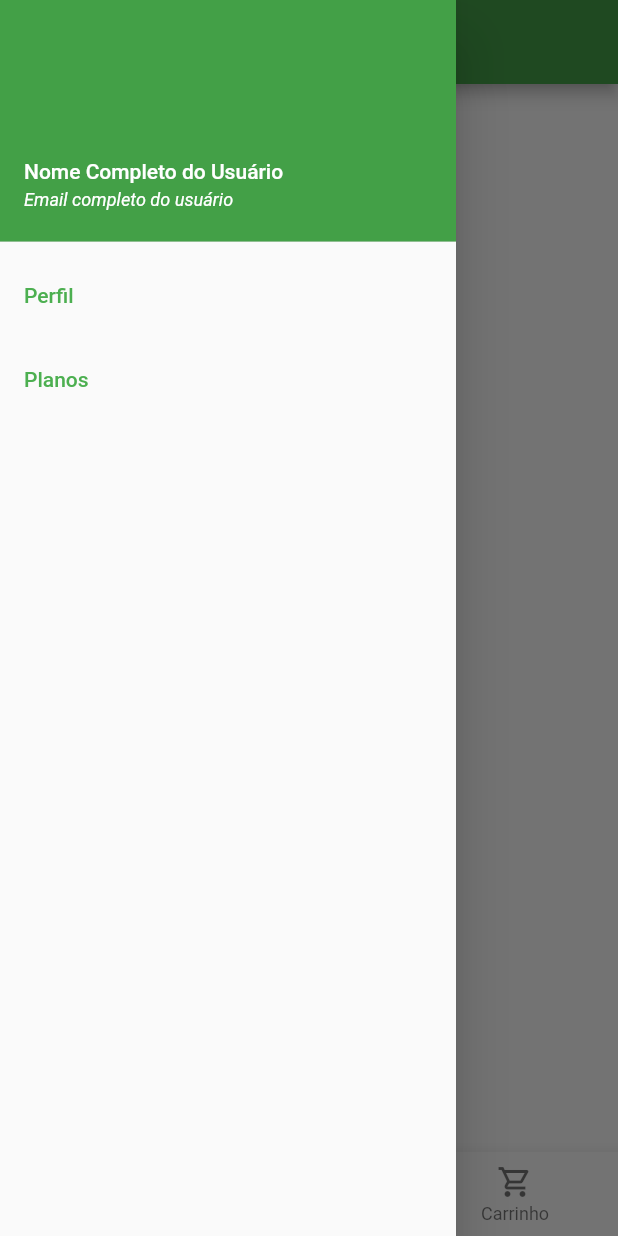
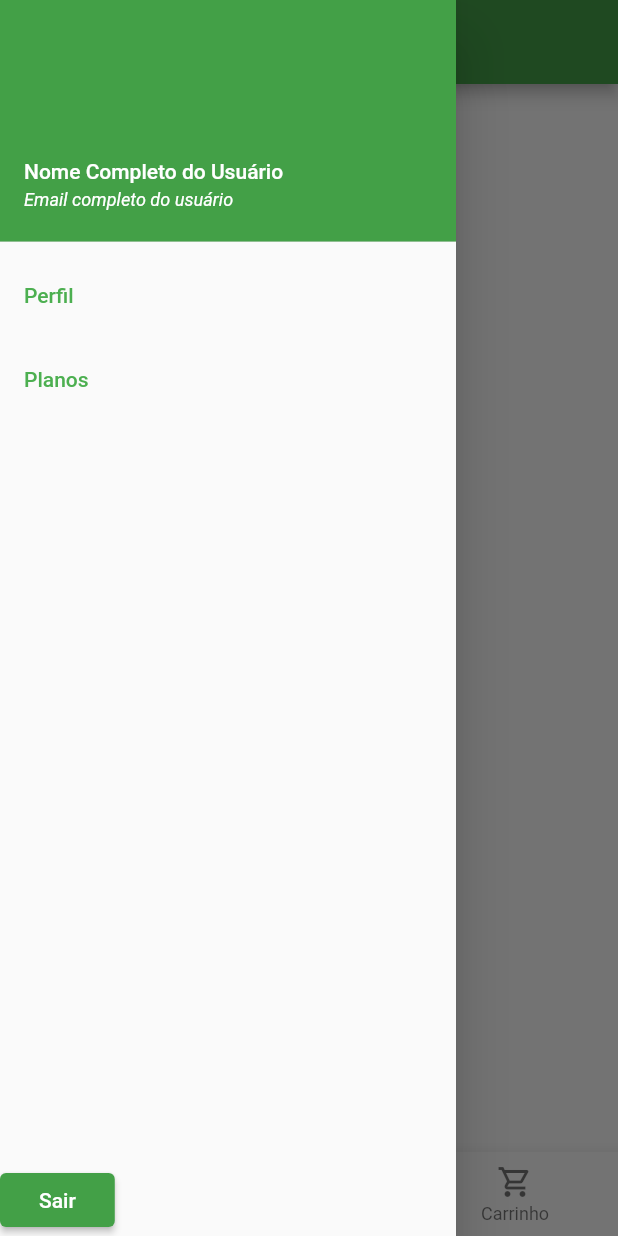
Before and after one commit to cadupereira21/SI700-Mobile, a Flutter app: the HomePage screen opened directly, with the side drawer open, on a phone screen of 412 x 824 dp. Run offline on Flutter 3.47's test engine with Material 2 defaults, Android fonts, the phone set to English and light mode, and no system bars; our stand-ins replace dio, flutter_bloc, mask_text_input_formatter; missing offline and left inert: dart:ffi; network calls fail.

Commit message:
Create Logout event on UserMonitor controller and add exit button at the bottom of the drawer

```diff
--- a/app_seu_madeu_sucos/lib/Controller/Monitor/User/UserMonitorEvent.dart
+++ b/app_seu_madeu_sucos/lib/Controller/Monitor/User/UserMonitorEvent.dart
@@ -10,6 +10,10 @@ class FetchUserDataEvent extends UserMonitorEvent {
 
 class LogInButtonClick extends UserMonitorEvent {
   LogInButtonClick();
+}
+
+class LogOutButtonClick extends UserMonitorEvent {
+  LogOutButtonClick();
 }
 
 class IWantToSignUpButtonClick extends UserMonitorEvent {
--- a/app_seu_madeu_sucos/lib/View/HomePage.dart
+++ b/app_seu_madeu_sucos/lib/View/HomePage.dart
@@ -59,11 +59,24 @@ class _HomePageState extends State<HomePage> {
 
   Widget drawer() {
     return Drawer(
-      child: ListView(
+      child: Column(
+        mainAxisSize: MainAxisSize.max,
         children: [
           drawerHeader(),
           drawerTile("Perfil", const UserProfileScreen()),
           drawerTile("Planos", const UserPlanScreen()),
+          Expanded(
+            child: Align(
+              alignment: Alignment.bottomLeft,
+              child: ElevatedButton(
+                onPressed: (){},
+                child: const Padding(
+                  padding: EdgeInsets.symmetric(horizontal: 10.0, vertical: 8.0),
+                  child: Text("Sair"),
+                ),
+              ),
+            ),
+          )
         ],
       ),
     );
```
Also changed, not shown: app_seu_madeu_sucos/lib/Controller/Monitor/User/UserMonitorBloc.dart (+10 -4 lines).
